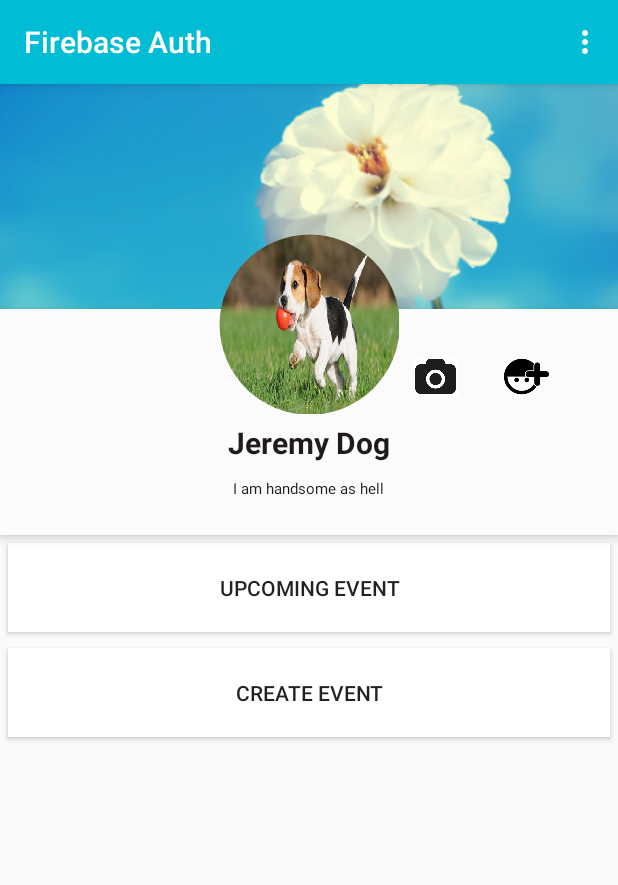
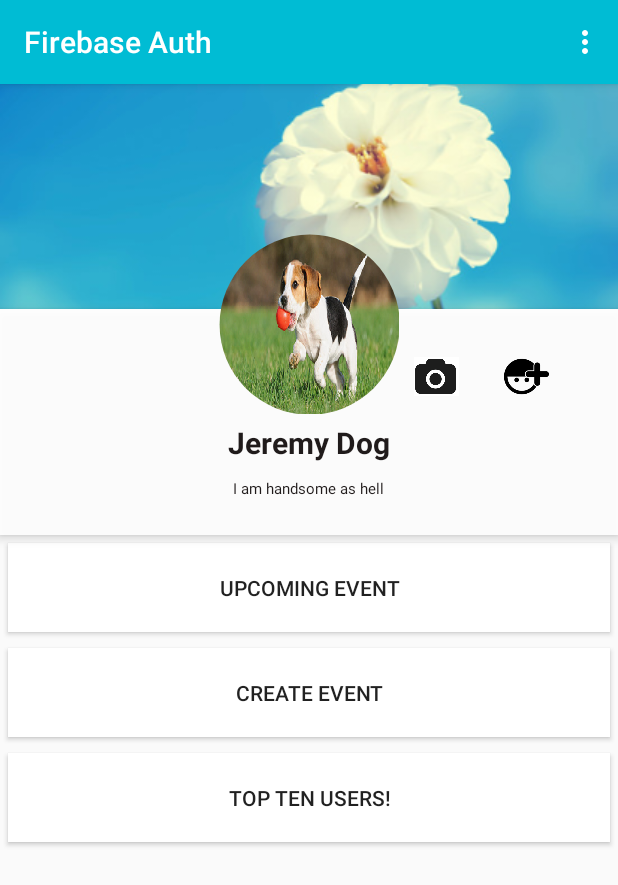
Before and after one commit to wenjun666/firebase_hurryUp, an Android app: the screen it shows after launch once a user with an empty profile is signed in (ProfileActivity), on a phone screen of 412 x 824 dp. Shown: the top 885 px of the screen. Run offline under Robolectric (Android 15) with nearby library versions, the phone set to English and light mode, and no system bars; our stand-ins replace Firebase (no records; nobody signed in at launch, a user with empty details on screens opened directly); libraries missing offline, so code that uses them is left out: com.facebook, com.facebook.appevents, com.facebook.login; 5 statements that could not run were skipped.

Commit message:
TopTenUsers
Added TopTenUsers activity, added some comments.

```diff
--- a/app/src/main/AndroidManifest.xml
+++ b/app/src/main/AndroidManifest.xml
@@ -64,7 +64,8 @@
         <activity android:name=".SearchActivity" />
         <activity android:name=".CreateEventActivity" />
         <activity android:name=".UpcomingEventActivity" />
-        <activity android:name=".FriendList"></activity>
+        <activity android:name=".FriendList" />
+        <activity android:name=".TopTenUserActivity"></activity>
     </application>
 
 </manifest>
--- a/app/src/main/java/info/androidhive/firebase/FriendList.java
+++ b/app/src/main/java/info/androidhive/firebase/FriendList.java
@@ -46,7 +46,7 @@ public class FriendList extends AppCompatActivity {
         mPostReference = FirebaseDatabase.getInstance().getReference()
                 .child("users");
 
-        //        final String user_email = user.getEmail();
+        // get user reference with specific userid.
         final Query query = mPostReference.orderByKey().equalTo(userId);
 
         query.addListenerForSingleValueEvent(new ValueEventListener() {
@@ -57,7 +57,6 @@ public class FriendList extends AppCompatActivity {
                 // if user profile exists, get all the profile info
                 if (user_profile != null) {  //check if the user already has the
                     for (Map.Entry<String, Map<String, Object>> value : user_profile.entrySet()) {
-                        //Log.i(TAG,value.getValue().get("phone"));
                         Map<String, Object> abc = value.getValue();
 
                         Map<String, Boolean> friends = (Map) abc.get("friend");
@@ -71,8 +70,6 @@ public class FriendList extends AppCompatActivity {
 
                         }
 
-
-                        //Log.i(TAG, "blablablbala");
                     }
                 }
             }
--- a/app/src/main/java/info/androidhive/firebase/ProfileActivity.java
+++ b/app/src/main/java/info/androidhive/firebase/ProfileActivity.java
@@ -54,6 +54,7 @@ public class ProfileActivity extends AppCompatActivity implements GestureDetecto
     private String email,name,gender,score,userId,phone;
     private Set<String> friendList;
     private Button upcomingEvent;
+    private Button topTen;
 
     private GestureDetectorCompat GD;
 
@@ -69,6 +70,7 @@ public class ProfileActivity extends AppCompatActivity implements GestureDetecto
         user_profile_name = (TextView)findViewById(R.id.user_profile_name);
         user_score = (TextView) findViewById(R.id.user_profile_short_bio);
         upcomingEvent = (Button) findViewById(R.id.btnUpcomingEvent);
+        topTen = (Button) findViewById(R.id.btnTopTen);
 
         //get firebase auth instance
         auth = FirebaseAuth.getInstance();
@@ -111,7 +113,7 @@ public class ProfileActivity extends AppCompatActivity implements GestureDetecto
                 // if user profile exists, get all the profile info
                 if (user_profile != null) {  //check if the user already has the
                     for (Map.Entry<String, Map<String, Object>> value : user_profile.entrySet()) {
-
+                        // abc is reference to one user.
                         Map<String, Object> abc = value.getValue();
 
                         name = abc.get("name").toString();
@@ -123,10 +125,6 @@ public class ProfileActivity extends AppCompatActivity implements GestureDetecto
                         Map<String, Boolean> friends = (Map) abc.get("friend");
                         friendList = friends.keySet();
 
-                        //Toast.makeText(ProfileActivity.this, email + name + gender + score + friendList, Toast.LENGTH_LONG).show();
-
-
-                        //Log.i(TAG, "blablablbala");
                     }
                 }
                 // if null, create new user
@@ -228,6 +226,12 @@ public class ProfileActivity extends AppCompatActivity implements GestureDetecto
         upcomingEvent.setOnClickListener(new Button.OnClickListener(){
             public void onClick(View v){
                 Intent intent = new Intent(getBaseContext(),UpcomingEventActivity.class);
+                startActivity(intent);
+            }
+        });
+        topTen.setOnClickListener(new Button.OnClickListener(){
+            public void onClick(View v){
+                Intent intent = new Intent(getBaseContext(),TopTenUserActivity.class);
                 startActivity(intent);
             }
         });
--- a/app/src/main/res/layout/activity_profile.xml
+++ b/app/src/main/res/layout/activity_profile.xml
@@ -91,7 +91,8 @@
             android:layout_width="fill_parent"
             android:layout_height="wrap_content"
             android:layout_below="@+id/profile_layout"
-            android:orientation="vertical">
+            android:orientation="vertical"
+            android:weightSum="1">
 
             <Button
                 android:layout_width="fill_parent"
@@ -117,6 +118,17 @@
                 android:padding="20dp"
                 android:text="@string/createEvent" />
 
+            <Button
+                android:text="@string/topTem"
+                android:layout_width="match_parent"
+                android:layout_height="wrap_content"
+                android:layout_margin="5dp"
+                android:background="#fff"
+                android:elevation="4dp"
+                android:padding="20dp"
+                android:id="@+id/btnTopTen"
+                android:layout_weight="0.70" />
+
         </LinearLayout>
 
 
--- a/app/src/main/res/values/strings.xml
+++ b/app/src/main/res/values/strings.xml
@@ -52,4 +52,5 @@
     <string name="Logout">Logout</string>
     <string name="noFriendYet">You don\'t have friend yet, come and join the community!</string>
     <string name="gotoSearchFriend">Search for New Friend!</string>
+    <string name="topTem">Top Ten Users!</string>
 </resources>
```
Also changed, not shown: app/src/main/java/info/androidhive/firebase/TopTenUserActivity.java (added, +74 -0 lines), app/src/main/res/layout/activity_top_ten_user.xml (added, +28 -0 lines).
